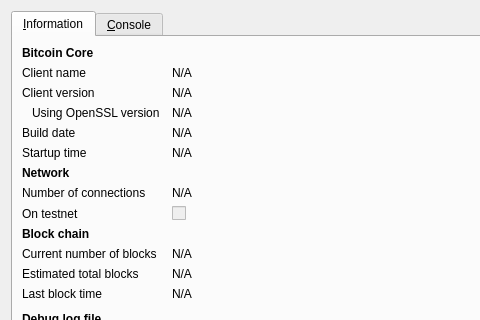
First picture: the form in src/qt/forms/rpcconsole.ui, repository gjhiggins/fuguecoin, before the edit; both pictures show x 0 to 480 and y 0 to 320 of the 740 by 450 pixel window.
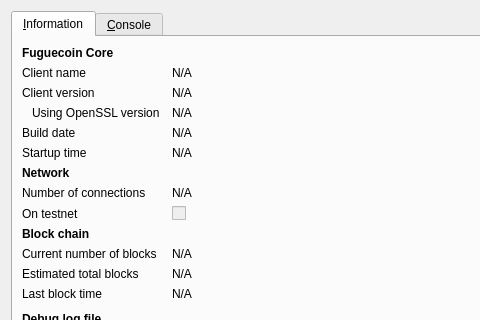
Second picture: the form after the edit. Icons and pictures are not drawn.

```diff
--- a/src/qt/forms/rpcconsole.ui
+++ b/src/qt/forms/rpcconsole.ui
@@ -36,7 +36,7 @@
           </font>
          </property>
          <property name="text">
-          <string>Bitcoin Core</string>
+          <string>Fuguecoin Core</string>
          </property>
         </widget>
        </item>
```
Left out of the diff: 6 changed lines with no effect on the pictures.
